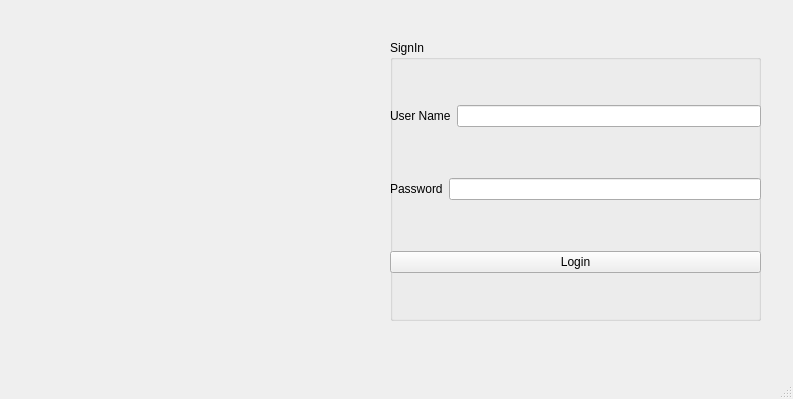
Qt form mainwindow.ui (krmbt72/HotelReservationSystem) before a commit.
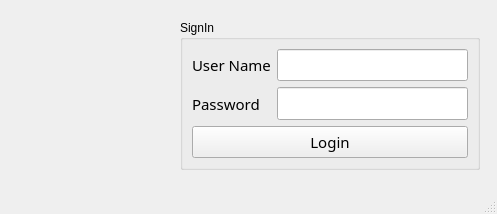
The same form after that commit.

What changed in the file:
```diff
--- a/mainwindow.ui
+++ b/mainwindow.ui
@@ -6,8 +6,8 @@
    <rect>
     <x>0</x>
     <y>0</y>
-    <width>793</width>
-    <height>399</height>
+    <width>497</width>
+    <height>214</height>
    </rect>
   </property>
   <property name="windowTitle">
@@ -17,12 +17,18 @@
    <widget class="QLabel" name="label_icon">
     <property name="geometry">
      <rect>
-      <x>30</x>
-      <y>50</y>
-      <width>311</width>
-      <height>271</height>
+      <x>20</x>
+      <y>20</y>
+      <width>150</width>
+      <height>150</height>
      </rect>
     </property>
+    <property name="sizePolicy">
+     <sizepolicy hsizetype="Expanding" vsizetype="Fixed">
+      <horstretch>0</horstretch>
+      <verstretch>0</verstretch>
+     </sizepolicy>
+    </property>
     <property name="text">
      <string/>
     </property>
@@ -30,66 +36,110 @@
    <widget class="QGroupBox" name="groupBox">
     <property name="geometry">
      <rect>
-      <x>390</x>
-      <y>40</y>
-      <width>371</width>
-      <height>281</height>
+      <x>180</x>
+      <y>20</y>
+      <width>300</width>
+      <height>150</height>
      </rect>
     </property>
+    <property name="sizePolicy">
+     <sizepolicy hsizetype="Expanding" vsizetype="Fixed">
+      <horstretch>0</horstretch>
+      <verstretch>0</verstretch>
+     </sizepolicy>
+    </property>
     <property name="title">
      <string>SignIn</string>
     </property>
-    <widget class="QWidget" name="layoutWidget">
-     <property name="geometry">
-      <rect>
-       <x>0</x>
-       <y>20</y>
-       <width>371</width>
-       <height>261</height>
-      </rect>
-     </property>
-     <layout class="QVBoxLayout" name="verticalLayout">
-      <item>
-       <layout class="QHBoxLayout" name="horizontalLayout">
-        <item>
+    <property name="alignment">
+     <set>Qt::AlignJustify|Qt::AlignTop</set>
+    </property>
+    <layout class="QGridLayout" name="gridLayout">
+     <item row="0" column="0">
+      <layout class="QFormLayout" name="_2">
+       <item row="0" column="0">
          <widget class="QLabel" name="label">
+         <property name="sizePolicy">
+          <sizepolicy hsizetype="Preferred" vsizetype="Expanding">
+           <horstretch>0</horstretch>
+           <verstretch>0</verstretch>
+          </sizepolicy>
+         </property>
+         <property name="font">
+          <font>
+           <family>Lucida Sans</family>
+           <pointsize>11</pointsize>
+          </font>
+         </property>
           <property name="text">
            <string>User Name</string>
           </property>
          </widget>
         </item>
-        <item>
-         <widget class="QLineEdit" name="lineEdit_username"/>
-        </item>
-       </layout>
-      </item>
-      <item>
-       <layout class="QHBoxLayout" name="horizontalLayout_2">
-        <item>
+       <item row="0" column="1">
+        <widget class="QLineEdit" name="lineEdit_username">
+         <property name="sizePolicy">
+          <sizepolicy hsizetype="Expanding" vsizetype="Expanding">
+           <horstretch>0</horstretch>
+           <verstretch>0</verstretch>
+          </sizepolicy>
+         </property>
+        </widget>
+       </item>
+       <item row="1" column="0">
          <widget class="QLabel" name="label_2">
+         <property name="sizePolicy">
+          <sizepolicy hsizetype="Preferred" vsizetype="Expanding">
+           <horstretch>0</horstretch>
+           <verstretch>0</verstretch>
+          </sizepolicy>
+         </property>
+         <property name="font">
+          <font>
+           <family>Lucida Sans</family>
+           <pointsize>11</pointsize>
+          </font>
+         </property>
           <property name="text">
            <string>Password</string>
           </property>
          </widget>
         </item>
-        <item>
+       <item row="1" column="1">
          <widget class="QLineEdit" name="lineEdit_password">
+         <property name="sizePolicy">
+          <sizepolicy hsizetype="Expanding" vsizetype="Expanding">
+           <horstretch>0</horstretch>
+           <verstretch>0</verstretch>
+          </sizepolicy>
+         </property>
           <property name="echoMode">
            <enum>QLineEdit::Password</enum>
           </property>
          </widget>
         </item>
-       </layout>
-      </item>
-      <item>
+       <item row="2" column="0" colspan="2">
        <widget class="QPushButton" name="pushButton">
+         <property name="sizePolicy">
+          <sizepolicy hsizetype="Expanding" vsizetype="Expanding">
+           <horstretch>0</horstretch>
+           <verstretch>0</verstretch>
+          </sizepolicy>
+         </property>
+         <property name="font">
+          <font>
+           <family>Lucida Sans</family>
+           <pointsize>11</pointsize>
+          </font>
+         </property>
         <property name="text">
          <string>Login</string>
         </property>
        </widget>
       </item>
      </layout>
-    </widget>
+     </item>
+    </layout>
    </widget>
   </widget>
   <widget class="QMenuBar" name="menubar">
```
Left out of the diff: 2 changed lines with no effect on the pictures. Lines whose indentation alone changed are shown as unchanged.
